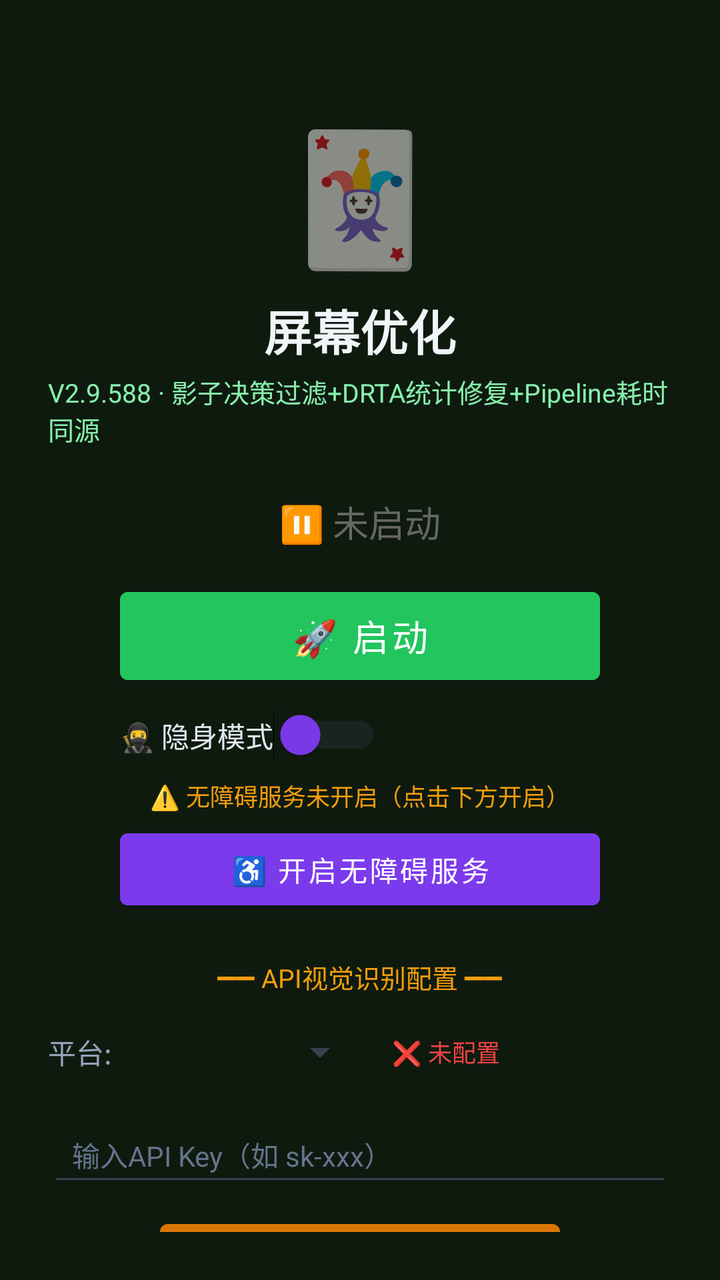
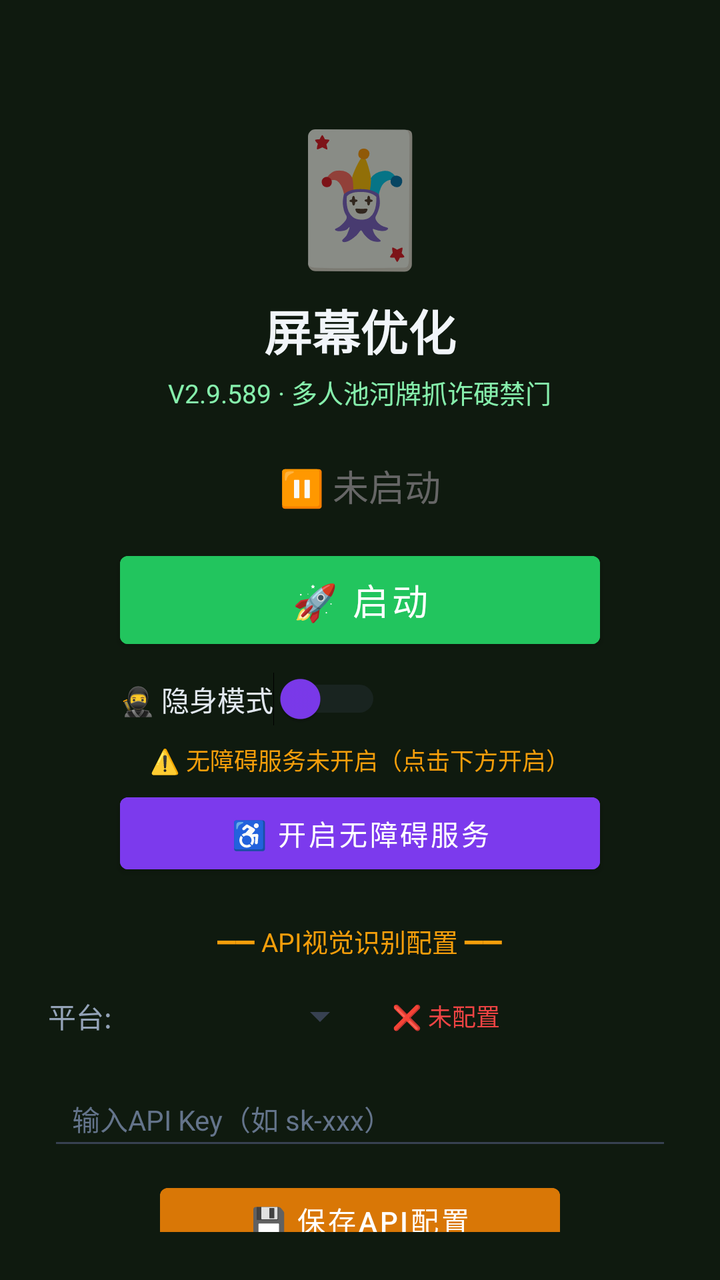

An Android layout rendered at two revisions. The XML below is the earlier revision; the diff shows what the commit changed to produce the second picture.
<!-- AndroidManifest.xml: activity theme Theme.MjScreenshot -->
<!-- res/layout/activity_main.xml -->
<?xml version="1.0" encoding="utf-8"?>
<LinearLayout xmlns:android="http://schemas.android.com/apk/res/android"
    android:layout_width="match_parent"
    android:layout_height="match_parent"
    android:orientation="vertical"
    android:background="#0f1a0f"
    android:padding="24dp"
    android:gravity="center_horizontal">

    <TextView
        android:layout_width="wrap_content"
        android:layout_height="wrap_content"
        android:text="🃏"
        android:textSize="64sp"
        android:layout_marginTop="30dp" />

    <TextView
        android:layout_width="wrap_content"
        android:layout_height="wrap_content"
        android:text="屏幕优化"
        android:textSize="24sp"
        android:textColor="#f1f5f9"
        android:textStyle="bold"
        android:layout_marginTop="8dp" />

    <TextView
        android:layout_width="wrap_content"
        android:layout_height="wrap_content"
        android:text="V2.9.588 · 影子决策过滤+DRTA统计修复+Pipeline耗时同源"
        android:textSize="13sp"
        android:textColor="#86efac"
        android:layout_marginTop="4dp" />

    <TextView
        android:id="@+id/tvStatus"
        android:layout_width="wrap_content"
        android:layout_height="wrap_content"
        android:text="⏸ 未启动"
        android:textSize="18sp"
        android:textColor="#666666"
        android:layout_marginTop="24dp" />

    <Button
        android:id="@+id/btnStart"
        android:layout_width="240dp"
        android:layout_height="56dp"
        android:text="🚀 启动"
        android:textSize="18sp"
        android:textColor="#ffffff"
        android:backgroundTint="#22c55e"
        android:layout_marginTop="16dp" />

    <Button
        android:id="@+id/btnHelper"
        android:layout_width="240dp"
        android:layout_height="56dp"
        android:text="🃏 打开智囊"
        android:textSize="16sp"
        android:textColor="#ffffff"
        android:backgroundTint="#16a34a"
        android:layout_marginTop="12dp"
        android:visibility="gone" />

    
    <LinearLayout
        android:layout_width="240dp"
        android:layout_height="wrap_content"
        android:orientation="horizontal"
        android:gravity="center_vertical"
        android:layout_marginTop="8dp">

        <Switch
            android:id="@+id/switchStealth"
            android:layout_width="wrap_content"
            android:layout_height="wrap_content"
            android:text="🥷 隐身模式"
            android:textColor="#e2e8f0"
            android:textSize="14sp"
            android:thumbTint="#7c3aed"
            android:trackTint="#374151" />
    </LinearLayout>

    <TextView
        android:id="@+id/tvAccessibilityStatus"
        android:layout_width="wrap_content"
        android:layout_height="wrap_content"
        android:text="⚠️ 无障碍服务未开启（点击下方开启）"
        android:textSize="12sp"
        android:textColor="#f59e0b"
        android:layout_marginTop="8dp"
        android:gravity="center" />

    <Button
        android:id="@+id/btnAccessibility"
        android:layout_width="240dp"
        android:layout_height="48dp"
        android:text="♿ 开启无障碍服务"
        android:textSize="14sp"
        android:textColor="#ffffff"
        android:backgroundTint="#7c3aed"
        android:layout_marginTop="4dp" />

    <TextView
        android:layout_width="wrap_content"
        android:layout_height="wrap_content"
        android:text="━━ API视觉识别配置 ━━"
        android:textSize="13sp"
        android:textColor="#f59e0b"
        android:layout_marginTop="20dp" />

    <LinearLayout
        android:layout_width="match_parent"
        android:layout_height="wrap_content"
        android:orientation="horizontal"
        android:layout_marginTop="8dp"
        android:gravity="center_vertical">

        <TextView
            android:layout_width="wrap_content"
            android:layout_height="wrap_content"
            android:text="平台:"
            android:textSize="14sp"
            android:textColor="#94a3b8" />

        <Spinner
            android:id="@+id/spinnerProvider"
            android:layout_width="120dp"
            android:layout_height="40dp"
            android:layout_marginStart="8dp"
            android:backgroundTint="#374151" />

        <TextView
            android:id="@+id/tvApiStatus"
            android:layout_width="wrap_content"
            android:layout_height="wrap_content"
            android:text="❌ 未配置"
            android:textSize="12sp"
            android:textColor="#ef4444"
            android:layout_marginStart="12dp" />
    </LinearLayout>

    <EditText
        android:id="@+id/etApiKey"
        android:layout_width="match_parent"
        android:layout_height="44dp"
        android:hint="输入API Key（如 sk-xxx）"
        android:textSize="14sp"
        android:textColor="#e2e8f0"
        android:textColorHint="#64748b"
        android:backgroundTint="#374151"
        android:inputType="textPassword"
        android:layout_marginTop="8dp"
        android:paddingStart="12dp"
        android:paddingEnd="12dp" />

    <Button
        android:id="@+id/btnSaveApi"
        android:layout_width="200dp"
        android:layout_height="44dp"
        android:text="💾 保存API配置"
        android:textSize="14sp"
        android:textColor="#ffffff"
        android:backgroundTint="#d97706"
        android:layout_marginTop="8dp" />

    <TextView
        android:id="@+id/tvHint"
        android:layout_width="wrap_content"
        android:layout_height="wrap_content"
        android:text="先点上方按钮启动截屏"
        android:textSize="13sp"
        android:textColor="#666666"
        android:layout_marginTop="12dp"
        android:gravity="center" />

    <TextView
        android:layout_width="wrap_content"
        android:layout_height="wrap_content"
        android:text="使用步骤：\n1. 配置API Key（支持OpenAI/通义千问VL/硅基流动）\n2. 点「开启无障碍服务」→ 开启\n3. 开启「🥷隐身模式」(反检测)\n4. 点「启动」→ 允许悬浮窗\n5. 打牌时点屏幕上的🎯悬浮球即可截屏识别\n★ 拖动悬浮球可移到不挡牌的位置 ★\n★ 长按悬浮球可展开/收起详细面板 ★\n★ 悬浮球边框颜色=建议：绿=加注 橙=跟注 红=弃牌 ★"
        android:textSize="12sp"
        android:textColor="#64748b"
        android:layout_marginTop="12dp"
        android:lineSpacingExtra="3dp" />

</LinearLayout>
<!-- resources referenced by this layout -->
<resources>
  <style name="Theme.MjScreenshot" parent="Theme.MaterialComponents.DayNight.DarkActionBar">
          <item name="colorPrimary">#1e40af</item>
          <item name="colorPrimaryVariant">#1e3a8a</item>
          <item name="colorOnPrimary">#ffffff</item>
          <item name="android:statusBarColor">#0f172a</item>
      </style>
</resources>

<!-- the commit's change to res/layout/activity_main.xml (unified diff, before → after) -->
@@ -26,7 +26,7 @@
     <TextView
         android:layout_width="wrap_content"
         android:layout_height="wrap_content"
-        android:text="V2.9.588 · 影子决策过滤+DRTA统计修复+Pipeline耗时同源"
+        android:text="V2.9.589 · 多人池河牌抓诈硬禁门"
         android:textSize="13sp"
         android:textColor="#86efac"
         android:layout_marginTop="4dp" />
